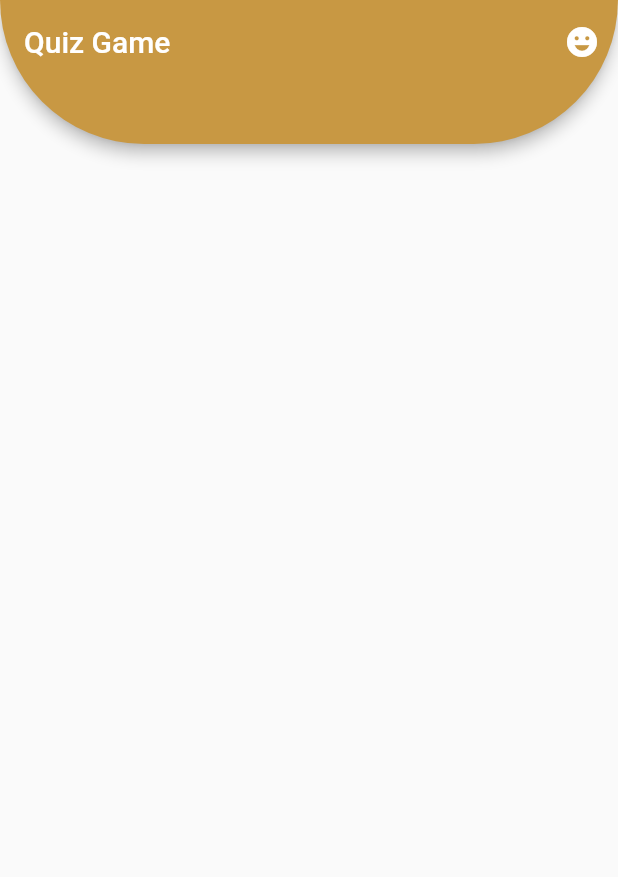
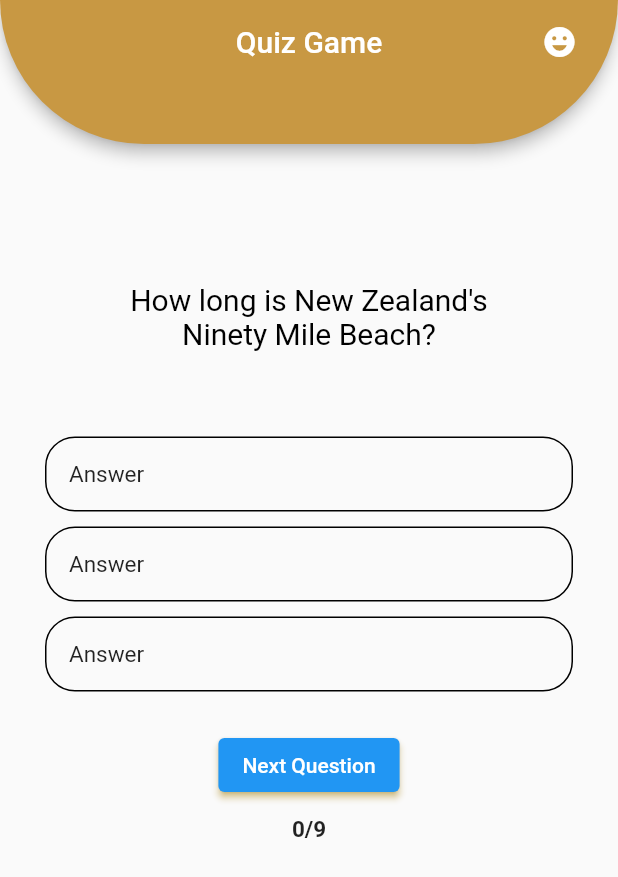
Before and after one commit to Prabhneet-Web/QuizApp, a Flutter app: the FirstPage screen opened directly, on a phone screen of 412 x 824 dp. Shown: the top 877 px of the screen. Run offline on Flutter 3.47's test engine with Material 2 defaults, Android fonts, the phone set to English and light mode, and no system bars; our stand-ins replace animated_text_kit, page_transition.

Commit message:
Some More Changes done to the firstPage.

```diff
--- a/lib/pages/firstPage.dart
+++ b/lib/pages/firstPage.dart
@@ -1,7 +1,19 @@
 import 'package:flutter/material.dart';
 
-class FirstPage extends StatelessWidget {
+class FirstPage extends StatefulWidget {
   const FirstPage({Key? key}) : super(key: key);
+
+  @override
+  State<FirstPage> createState() => _FirstPageState();
+}
+
+class _FirstPageState extends State<FirstPage> {
+  List<Icon> _scoreTracker = [
+    // Icon(Icons.check_sharp),
+    // Icon(Icons.clear_outlined)
+  ];
+  int _questionIndex = 0;
+  int _totalScore = 0;
 
   @override
   Widget build(BuildContext context) {
@@ -20,11 +32,157 @@ class FirstPage extends StatelessWidget {
         title: const Text(
           "Quiz Game",
         ),
+        centerTitle: true,
         actions: [
-          IconButton(icon: const Icon(Icons.emoji_emotions), onPressed: () {})
+          IconButton(icon: const Icon(Icons.emoji_emotions), onPressed: () {}),
+          const SizedBox(width: 15)
         ],
       ),
-      body: Container(),
+      body: Center(
+          child: Column(children: [
+        const SizedBox(height: 20),
+        Row(
+          children: [
+            SizedBox(
+              width: 10,
+            ),
+            if (_scoreTracker.length == 0) Container(height: 30.0),
+            if (_scoreTracker.length > 0) ..._scoreTracker
+          ],
+        ),
+        Container(
+          width: double.infinity,
+          height: 130.0,
+          margin: const EdgeInsets.only(bottom: 10.0, left: 30.0, right: 30.0),
+          padding: const EdgeInsets.symmetric(horizontal: 50.0, vertical: 20.0),
+          decoration: BoxDecoration(borderRadius: BorderRadius.circular(20)),
+          child: Center(
+              child: Text(
+            _questions[_questionIndex]['question'],
+            textAlign: TextAlign.center,
+            style: const TextStyle(fontSize: 20.0, color: Colors.black),
+          )),
+        ),
+        InkWell(
+          onTap: () {},
+          child: Container(
+            padding: const EdgeInsets.all(15.0),
+            margin: const EdgeInsets.symmetric(vertical: 5.0, horizontal: 30.0),
+            width: double.infinity,
+            decoration: BoxDecoration(
+                borderRadius: BorderRadius.circular(20.0),
+                border: Border.all(color: Colors.black)),
+            child: Text(
+              "Answer",
+              style: TextStyle(fontSize: 15),
+            ),
+          ),
+        ),
+        InkWell(
+          onTap: () {},
+          child: Container(
+            padding: const EdgeInsets.all(15.0),
+            margin: const EdgeInsets.symmetric(vertical: 5.0, horizontal: 30.0),
+            width: double.infinity,
+            decoration: BoxDecoration(
+                borderRadius: BorderRadius.circular(20.0),
+                border: Border.all(color: Colors.black)),
+            child: Text(
+              "Answer",
+              style: TextStyle(fontSize: 15),
+            ),
+          ),
+        ),
+        InkWell(
+          onTap: () {},
+          child: Container(
+            padding: EdgeInsets.all(15.0),
+            margin: EdgeInsets.symmetric(vertical: 5.0, horizontal: 30.0),
+            width: double.infinity,
+            decoration: BoxDecoration(
+                borderRadius: BorderRadius.circular(20.0),
+                border: Border.all(color: Colors.black)),
+            child: Text(
+              "Answer",
+              style: TextStyle(fontSize: 15),
+            ),
+          ),
+        ),
+        const SizedBox(height: 20.0),
+        ElevatedButton(
+          style: ElevatedButton.styleFrom(shadowColor: Colors.amber),
+          onPressed: () {},
+          child: Text("Next Question"),
+        ),
+        Container(
+          padding: const EdgeInsets.only(
+              left: 20.0, right: 20.0, bottom: 20.0, top: 10.0),
+          child: const Text(
+            "0/9",
+            style: TextStyle(fontSize: 15, fontWeight: FontWeight.bold),
+          ),
+        )
+      ])),
     );
   }
 }
+
+final _questions = const [
+  {
+    'question': 'How long is New Zealand\'s Ninety Mile Beach?',
+    'answers': [
+      {'answerText': '88km, so 55 miles long.', 'score': true},
+      {'answerText': '55km, so 34 miles long.', 'score': false},
+      {'ansertText': '90km, so 56 miles long.', 'score': false}
+    ]
+  },
+  {
+    'question':
+        'In which month does the German festival of Oktoberfest mostly take place?',
+    'answers': [
+      {'answerText': 'January', 'score': false},
+      {'answerText': 'October', 'score': false},
+      {'ansertText': 'September', 'score': true}
+    ]
+  },
+  {
+    'question': 'Who composed the music for Sonic the Hedgehog 3?',
+    'answers': [
+      {'answerText': 'Britney Spears', 'score': false},
+      {'answerText': 'Timbaland', 'score': false},
+      {'ansertText': 'Michael Jackson', 'score': true}
+    ]
+  },
+  {
+    'question': 'In which country are Panama hats made?',
+    'answers': [
+      {'answerText': 'Ecuador', 'score': true},
+      {'answerText': 'Panama(duh)', 'score': false},
+      {'ansertText': 'Portugal', 'score': false}
+    ]
+  },
+  {
+    'question': 'From which country do French fries originate?',
+    'answers': [
+      {'answerText': 'Belgium', 'score': true},
+      {'answerText': 'France(duh)', 'score': false},
+      {'ansertText': 'Switzerland', 'score': false}
+    ]
+  },
+  {
+    'question': 'Which sea creature has three hearts?',
+    'answers': [
+      {'answerText': 'Great White Sharks', 'score': false},
+      {'answerText': 'Killer Whales', 'score': false},
+      {'ansertText': 'The Octupus', 'score': true}
+    ]
+  },
+  {
+    'question': 'Which European country eats the most chocolate per capita?',
+    'answers': [
+      {'answerText': 'Belgium', 'score': false},
+      {'answerText': 'The Netherlands', 'score': false},
+      {'ansertText': 'Switzerland', 'score': true}
+    ]
+  }
+];
```
Also changed, not shown: lib/pages/homePage.dart (line endings or trailing spaces), 10 other files.
